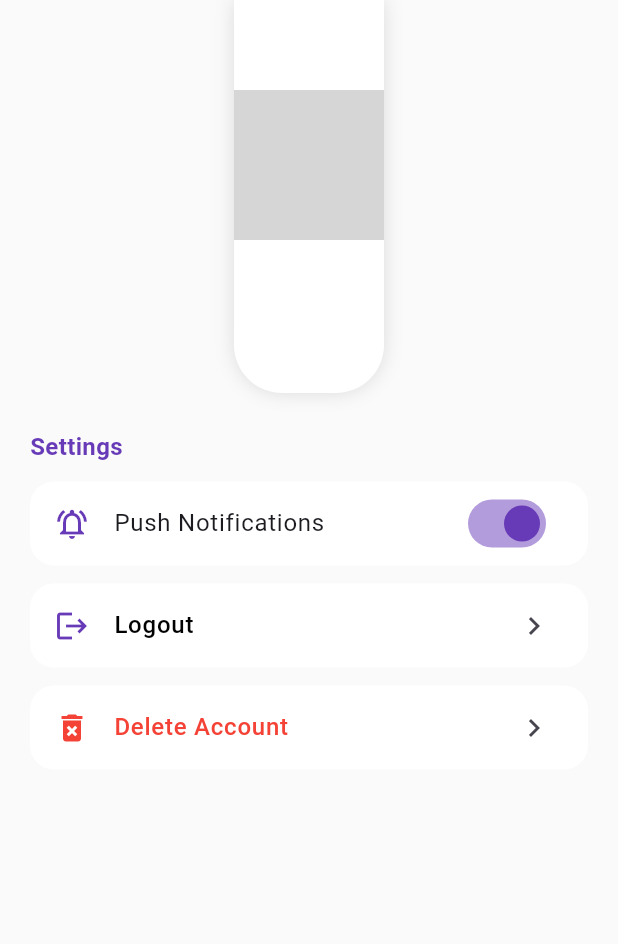
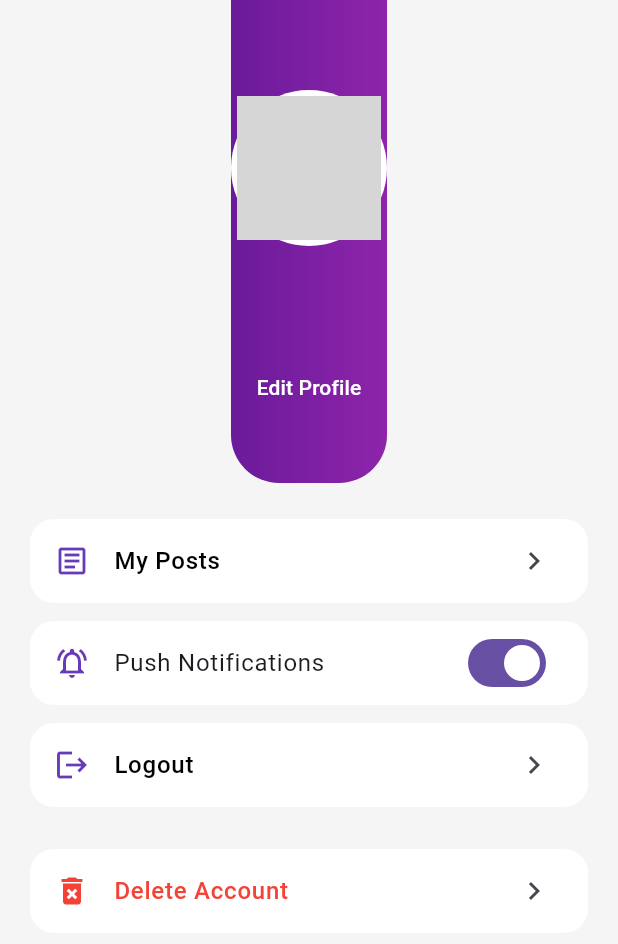
Before and after one commit to NFORMII/Lost-and-found, a Flutter app: the ProfileScreen screen opened directly, on a phone screen of 412 x 824 dp. Shown: the top 944 px of the screen. Run offline on Flutter 3.47's test engine with Material 3 defaults, Android fonts, the phone set to English and light mode, and no system bars; our stand-ins replace cloud_firestore, firebase_auth, firebase_core, firebase_storage, image_picker, share_plus and 1 more; accounts and stored records are empty; network calls fail; grey boxes are pictures that could not be loaded.

Commit message:
profile inputes fixing

```diff
--- a/lib/screens/profile/profile_screen.dart
+++ b/lib/screens/profile/profile_screen.dart
@@ -6,6 +6,9 @@ import 'package:firebase_auth/firebase_auth.dart';
 import 'package:cloud_firestore/cloud_firestore.dart';
 import 'package:firebase_storage/firebase_storage.dart';
 import 'package:image_picker/image_picker.dart';
+
+import 'edit_profile_screen.dart';
+import 'my_posts_screen.dart';
 
 class ProfileScreen extends StatefulWidget {
   const ProfileScreen({super.key});
@@ -50,16 +53,14 @@ class _ProfileScreenState extends State<ProfileScreen> {
     });
   }
 
-
   Future<void> _pickAndUploadPhoto() async {
     final picker = ImagePicker();
     final picked = await picker.pickImage(source: ImageSource.gallery);
-
     if (picked == null) return;
 
     final file = File(picked.path);
-    final ref = FirebaseStorage.instance
-        .ref('profile_photos/${_user.uid}.jpg');
+    final ref =
+        FirebaseStorage.instance.ref('profile_photos/${_user.uid}.jpg');
 
     await ref.putFile(file);
     final url = await ref.getDownloadURL();
@@ -72,13 +73,11 @@ class _ProfileScreenState extends State<ProfileScreen> {
     setState(() => _photoUrl = url);
   }
 
-  // 🔓 LOGOUT
   Future<void> _logout() async {
     await FirebaseAuth.instance.signOut();
     if (!mounted) return;
     Navigator.of(context).popUntil((route) => route.isFirst);
   }
-
 
   Future<void> _deleteAccount() async {
     final confirmed = await showDialog<bool>(
@@ -86,8 +85,7 @@ class _ProfileScreenState extends State<ProfileScreen> {
       builder: (_) => AlertDialog(
         title: const Text("Delete Account"),
         content: const Text(
-          "This will permanently delete your account and all your data. This action cannot be undone.",
-        ),
+            "This action is permanent. All your data will be deleted."),
         actions: [
           TextButton(
             onPressed: () => Navigator.pop(context, false),
@@ -105,30 +103,24 @@ class _ProfileScreenState extends State<ProfileScreen> {
     if (confirmed != true) return;
 
     try {
-      // Delete Firestore profile
       await FirebaseFirestore.instance
           .collection('users')
           .doc(_user.uid)
           .delete();
 
-      // Delete profile photo
       await FirebaseStorage.instance
           .ref('profile_photos/${_user.uid}.jpg')
           .delete()
           .catchError((_) {});
 
-      // Delete Auth user
       await _user.delete();
 
       if (!mounted) return;
       Navigator.of(context).popUntil((route) => route.isFirst);
-    } catch (e) {
+    } catch (_) {
       ScaffoldMessenger.of(context).showSnackBar(
-        SnackBar(
-          content: Text(
-            "Re-login required before deleting account.",
-          ),
-        ),
+        const SnackBar(
+            content: Text("Please re-login before deleting your account.")),
       );
     }
   }
@@ -136,7 +128,7 @@ class _ProfileScreenState extends State<ProfileScreen> {
   @override
   Widget build(BuildContext context) {
     return Scaffold(
-      backgroundColor: Colors.grey[50],
+      backgroundColor: Colors.grey[100],
       body: SingleChildScrollView(
         child: Column(
           children: [
@@ -168,33 +160,51 @@ class _ProfileScreenState extends State<ProfileScreen> {
         final email = data['email'] ?? '';
 
         return Container(
-          padding: const EdgeInsets.only(top: 60, bottom: 30),
+          padding: const EdgeInsets.only(top: 60, bottom: 40),
           decoration: const BoxDecoration(
-            color: Colors.white,
+            gradient: LinearGradient(
+              colors: [Color(0xFF6A1B9A), Color(0xFF8E24AA)],
+            ),
             borderRadius: BorderRadius.vertical(bottom: Radius.circular(32)),
-            boxShadow: [BoxShadow(color: Colors.black12, blurRadius: 10)],
           ),
           child: Column(
             children: [
               GestureDetector(
                 onTap: _pickAndUploadPhoto,
                 child: CircleAvatar(
-                  radius: 50,
-                  backgroundColor: const Color(0xFFEDE7F6),
+                  radius: 52,
+                  backgroundColor: Colors.white,
+                  child: CircleAvatar(
+                    radius: 48,
                     backgroundImage:
                         _photoUrl != null ? NetworkImage(_photoUrl!) : null,
                     child: _photoUrl == null
                         ? const Icon(Icons.camera_alt,
-                          size: 32, color: Colors.deepPurple)
+                            size: 30, color: Colors.deepPurple)
                         : null,
                   ),
                 ),
-              const SizedBox(height: 16),
-              Text(name,
+              ),
+              const SizedBox(height: 14),
+              Text(
+                name,
                 style: const TextStyle(
-                      fontSize: 22, fontWeight: FontWeight.bold)),
+                    fontSize: 22,
+                    fontWeight: FontWeight.bold,
+                    color: Colors.white),
+              ),
               const SizedBox(height: 4),
-              Text(email, style: TextStyle(color: Colors.grey[600])),
+              Text(email, style: const TextStyle(color: Colors.white70)),
+              TextButton(
+                onPressed: () {
+                  Navigator.push(
+                    context,
+                    MaterialPageRoute(builder: (_) => const EditProfileScreen()),
+                  );
+                },
+                child: const Text("Edit Profile",
+                    style: TextStyle(color: Colors.white)),
+              ),
             ],
           ),
         );
@@ -206,21 +216,25 @@ class _ProfileScreenState extends State<ProfileScreen> {
     return Padding(
       padding: const EdgeInsets.symmetric(horizontal: 20),
       child: Column(
-        crossAxisAlignment: CrossAxisAlignment.start,
         children: [
-          const Text("Settings",
-              style: TextStyle(
-                  fontSize: 16,
-                  fontWeight: FontWeight.bold,
-                  color: Colors.deepPurple)),
-          const SizedBox(height: 12),
+          _buildTile(
+            icon: Icons.article_outlined,
+            title: "My Posts",
+            onTap: () {
+              Navigator.push(
+                context,
+                MaterialPageRoute(builder: (_) => const MyPostsScreen()),
+              );
+            },
+          ),
           _buildNotificationTile(),
-          _buildProfileTile(
+          _buildTile(
             icon: Icons.logout,
             title: "Logout",
             onTap: _logout,
           ),
-          _buildProfileTile(
+          const SizedBox(height: 16),
+          _buildTile(
             icon: Icons.delete_forever,
             title: "Delete Account",
             onTap: _deleteAccount,
@@ -231,7 +245,7 @@ class _ProfileScreenState extends State<ProfileScreen> {
     );
   }
 
-  Widget _buildProfileTile({
+  Widget _buildTile({
     required IconData icon,
     required String title,
     required VoidCallback onTap,
@@ -247,8 +261,8 @@ class _ProfileScreenState extends State<ProfileScreen> {
         leading: Icon(icon, color: danger ? Colors.red : Colors.deepPurple),
         title: Text(title,
             style: TextStyle(
-                fontWeight: FontWeight.w500,
-                color: danger ? Colors.red : Colors.black)),
+                color: danger ? Colors.red : Colors.black,
+                fontWeight: FontWeight.w500)),
         trailing: const Icon(Icons.chevron_right),
         onTap: onTap,
       ),
@@ -267,8 +281,7 @@ class _ProfileScreenState extends State<ProfileScreen> {
             color: Colors.deepPurple),
         title: const Text("Push Notifications"),
         value: _notificationsEnabled,
-        activeColor: Colors.deepPurple,
-        onChanged: _toggleNotifications,
+        onChanged: (value) { _toggleNotifications(value); },
       ),
     );
   }
```
Lines whose indentation alone changed are shown as unchanged.
